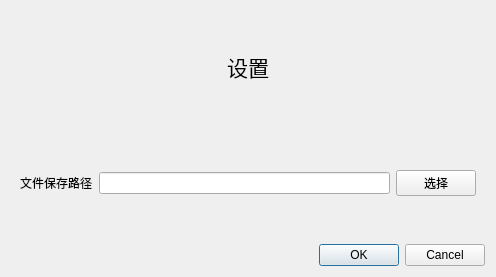
Above: tcpsocket/dialogsettings.ui from ningzichun/socket before the change. Below: the same form after it.
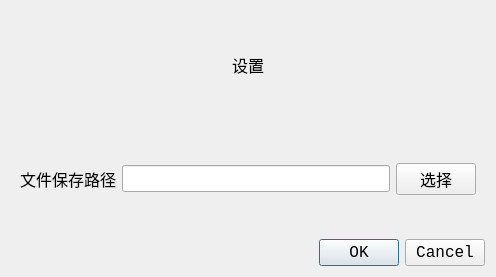
That is the form after the change.

The edit to the form file:
```diff
--- a/tcpsocket/dialogsettings.ui
+++ b/tcpsocket/dialogsettings.ui
@@ -27,8 +27,8 @@
         </property>
         <property name="font">
          <font>
-          <family>宋体</family>
-          <pointsize>16</pointsize>
+          <family>Consolas</family>
+          <pointsize>12</pointsize>
           <weight>50</weight>
           <bold>false</bold>
          </font>
@@ -49,16 +49,35 @@
      <layout class="QHBoxLayout" name="horizontalLayout">
       <item>
        <widget class="QLabel" name="label_2">
+        <property name="font">
+         <font>
+          <family>Consolas</family>
+          <pointsize>12</pointsize>
+         </font>
+        </property>
         <property name="text">
          <string>文件保存路径</string>
         </property>
        </widget>
       </item>
       <item>
-       <widget class="QLineEdit" name="savePath"/>
+       <widget class="QLineEdit" name="savePath">
+        <property name="font">
+         <font>
+          <family>Consolas</family>
+          <pointsize>12</pointsize>
+         </font>
+        </property>
+       </widget>
       </item>
       <item>
        <widget class="QPushButton" name="choosePathButton">
+        <property name="font">
+         <font>
+          <family>Consolas</family>
+          <pointsize>12</pointsize>
+         </font>
+        </property>
         <property name="text">
          <string>选择</string>
         </property>
@@ -69,6 +88,12 @@
    </item>
    <item>
     <widget class="QDialogButtonBox" name="buttonBox">
+     <property name="font">
+      <font>
+       <family>Consolas</family>
+       <pointsize>12</pointsize>
+      </font>
+     </property>
      <property name="orientation">
       <enum>Qt::Horizontal</enum>
      </property>
```
